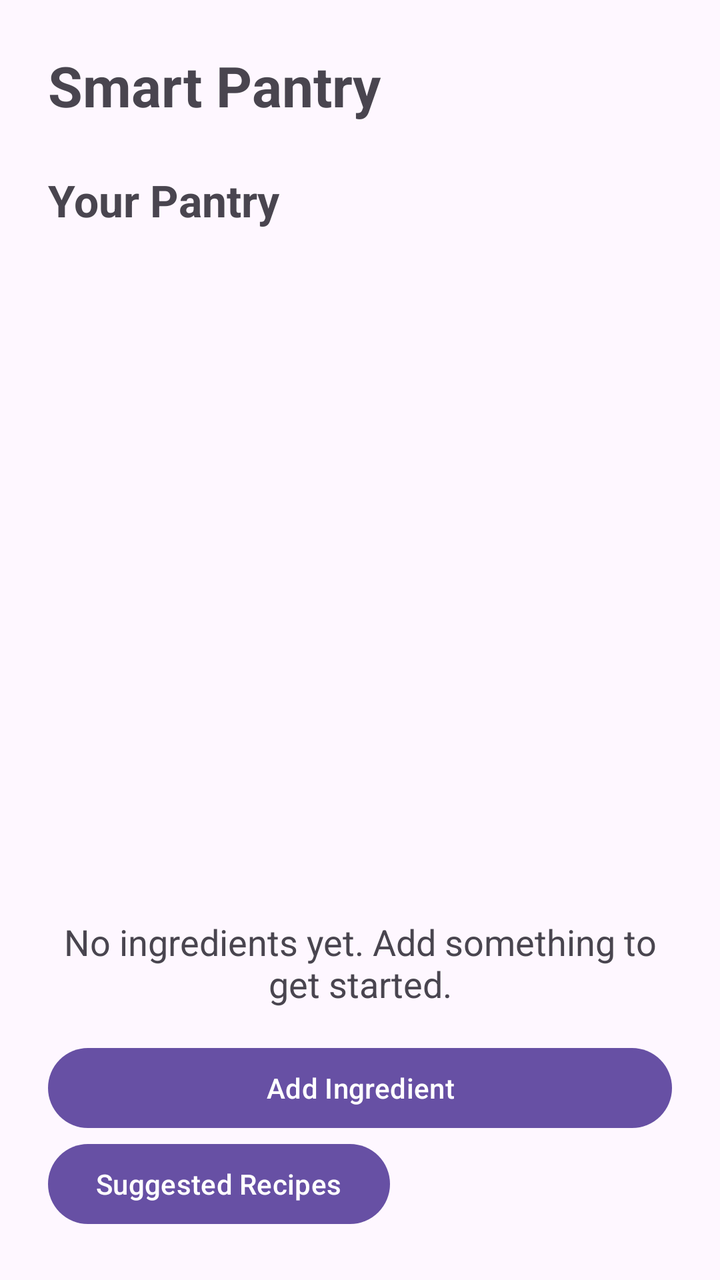
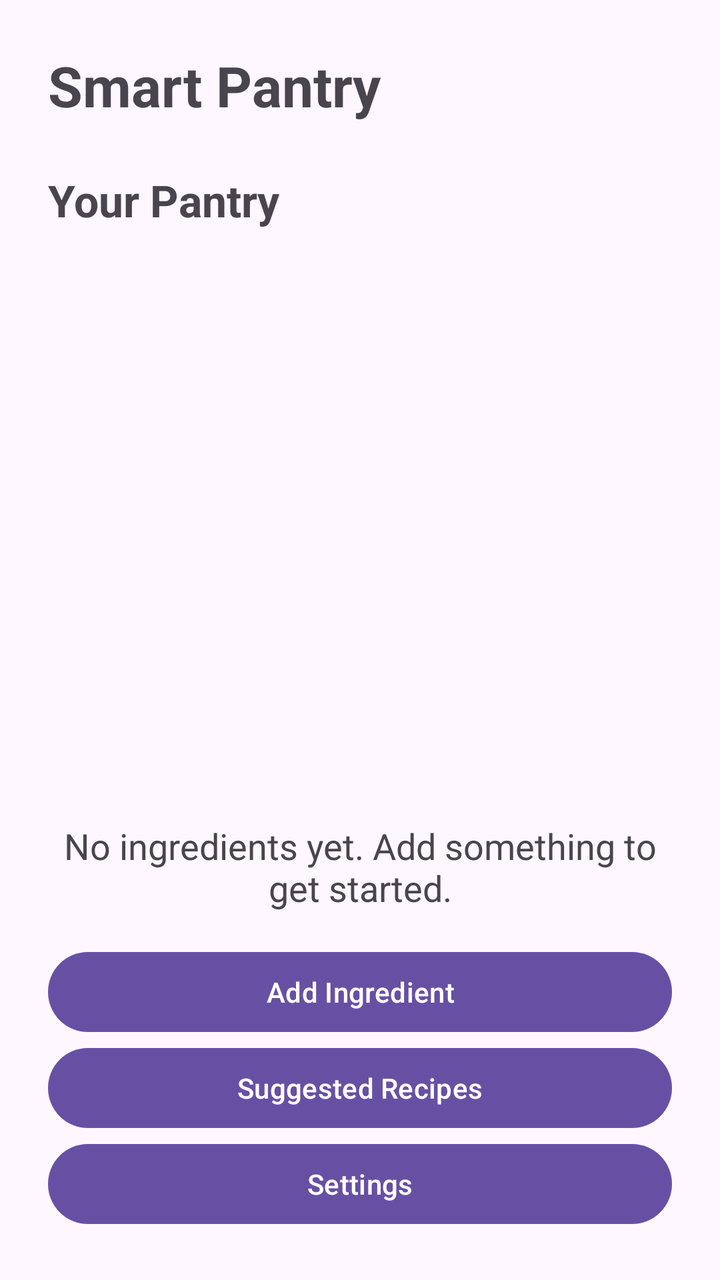

An Android layout rendered at two revisions. The XML below is the earlier revision; the diff shows what the commit changed to produce the second picture.
<!-- AndroidManifest.xml: application theme Theme.SmartPantryManager -->
<!-- res/layout/activity_main.xml -->
<?xml version="1.0" encoding="utf-8"?>
<LinearLayout xmlns:android="http://schemas.android.com/apk/res/android"
    android:id="@+id/main"
    android:layout_width="match_parent"
    android:layout_height="match_parent"
    android:orientation="vertical"
    android:padding="24dp">

    <TextView
        android:id="@+id/tvTitle"
        android:layout_width="match_parent"
        android:layout_height="wrap_content"
        android:text="Smart Pantry"
        android:textSize="28sp"
        android:textStyle="bold" />

    <TextView
        android:id="@+id/tvPantryHeading"
        android:layout_width="match_parent"
        android:layout_height="wrap_content"
        android:layout_marginTop="24dp"
        android:text="Your Pantry"
        android:textSize="22sp"
        android:textStyle="bold" />

    <androidx.recyclerview.widget.RecyclerView
        android:id="@+id/recyclerPantry"
        android:layout_width="match_parent"
        android:layout_height="0dp"
        android:layout_marginTop="16dp"
        android:layout_weight="1" />

    <TextView
        android:id="@+id/tvEmptyMessage"
        android:layout_width="match_parent"
        android:layout_height="wrap_content"
        android:gravity="center"
        android:text="No ingredients yet. Add something to get started."
        android:textSize="18sp" />

    <Button
        android:id="@+id/btnAddIngredient"
        android:layout_width="match_parent"
        android:layout_height="wrap_content"
        android:layout_marginTop="16dp"
        android:text="Add Ingredient" />

    <Button
        android:id="@+id/btnSuggestedRecipes"
        android:layout_width="wrap_content"
        android:layout_height="wrap_content"
        android:text="Suggested Recipes" />

</LinearLayout>
<!-- resources referenced by this layout -->
<resources>
  <style name="Theme.SmartPantryManager" parent="Base.Theme.SmartPantryManager" />
  <style name="Base.Theme.SmartPantryManager" parent="Theme.Material3.DayNight.NoActionBar">
          
          
      </style>
</resources>

<!-- the commit's change to res/layout/activity_main.xml (unified diff, before → after) -->
@@ -47,8 +47,14 @@
 
     <Button
         android:id="@+id/btnSuggestedRecipes"
-        android:layout_width="wrap_content"
+        android:layout_width="match_parent"
         android:layout_height="wrap_content"
         android:text="Suggested Recipes" />
 
+    <Button
+        android:id="@+id/btnSettings"
+        android:layout_width="match_parent"
+        android:layout_height="wrap_content"
+        android:text="Settings" />
+
 </LinearLayout>
